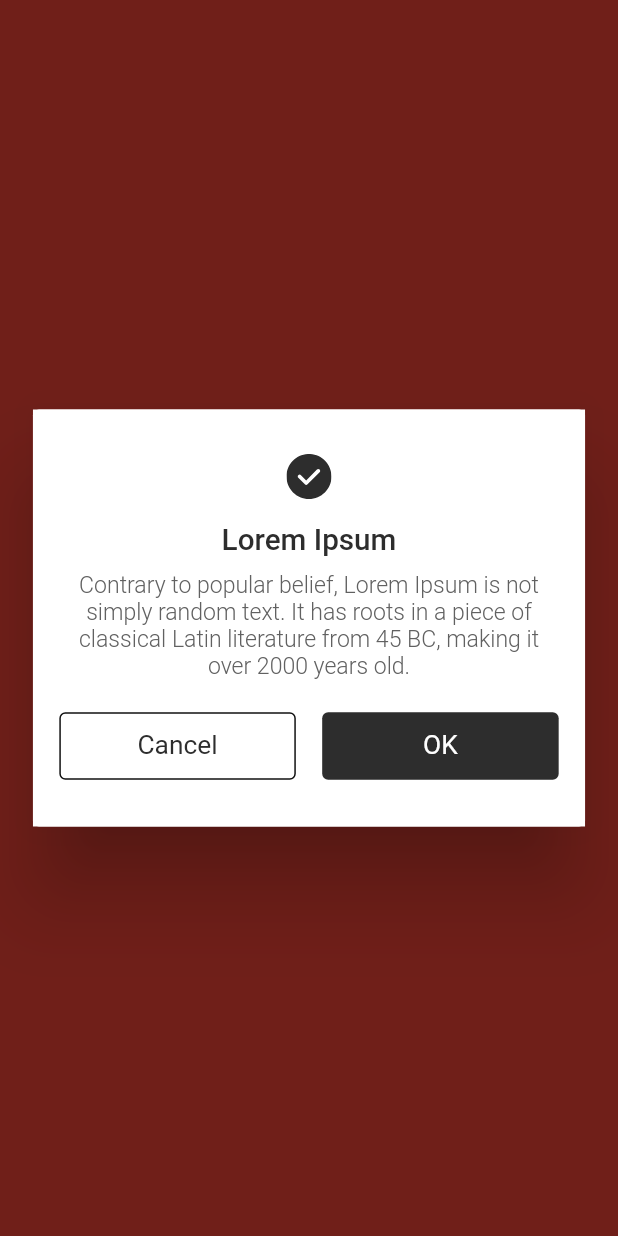
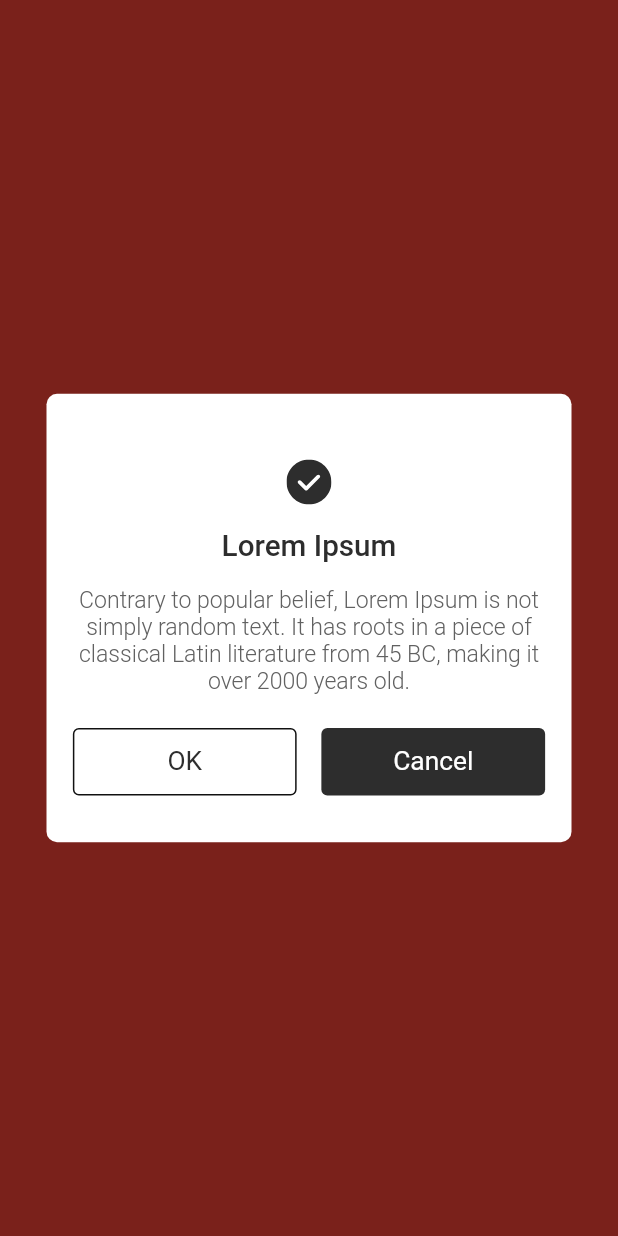
Before and after one commit to hapo-khangld/Flutter_base_v2, a Flutter app: the screen it shows after launch, after a tap on "show alert success", on a phone screen of 412 x 824 dp. Run offline on Flutter 3.47's test engine with Material 2 defaults, Android fonts, the phone set to English and light mode, and no system bars; our stand-ins replace cached_network_image, connectivity_plus, easy_localization, equatable, flutter_bloc, flutter_native_splash and 5 more.

Commit message:
feature : add widget custom alert dialog

```diff
--- a/lib/resources/strings.dart
+++ b/lib/resources/strings.dart
@@ -15,4 +15,8 @@ class StringDef {
   String get noContentFound => 'noContentFound'.tr();
   String get noDataToShowText => 'noDataToShowText'.tr();
   String get commonErrorText => 'commonErrorText'.tr();
+  String get cancelText => 'Cancel'.tr();
+  String get okText => 'OK'.tr();
+  String get titleAlertText => 'Lorem Ipsum'.tr();
+  String get contentAlertText => 'Contrary to popular belief, Lorem Ipsum is not simply random text. It has roots in a piece of classical Latin literature from 45 BC, making it over 2000 years old.'.tr();
 }
--- a/lib/screens/main_screen.dart
+++ b/lib/screens/main_screen.dart
@@ -2,6 +2,7 @@ import 'package:dayaway/core/utils/extensions.dart';
 import 'package:dayaway/resources/R.dart';
 import 'package:dayaway/resources/numbers.dart';
 import 'package:dayaway/resources/styles.dart';
+import 'package:dayaway/widgets/custom_alert_dialog/custom_alert_dialog.dart';
 import 'package:dayaway/widgets/widgets.dart';
 import 'package:flutter/material.dart';
 
@@ -19,21 +20,14 @@ class MainScreen extends StatelessWidget {
           children: [
             TextButton(
               onPressed: () {
-                showDialog(
-                  context: context,
-                  builder: (BuildContext context) {
-                    return AlertDialog(
-                      insetPadding:
-                          EdgeInsets.symmetric(horizontal: dimen_20.w),
-                      contentPadding: const EdgeInsets.all(dimen_0),
-                      content: PopUpAlert(
-                        title: 'Lorem Ipsum',
-                        content:
-                            'Contrary to popular belief, Lorem Ipsum is not simply random text. It has roots in a piece of classical Latin literature from 45 BC, making it over 2000 years old.',
-                        icon: R.images.icSuccess,
-                      ),
-                    );
-                  },
+                showCustomSuccessAlertDialog(
+                  context,
+                  firstButtonText: R.strings.cancelText,
+                  secondButtonText: R.strings.okText,
+                  title: R.strings.titleAlertText,
+                  content: R.strings.contentAlertText,
+                  firstButtonFunction: () {},
+                  secondButtonFunction: () {},
                 );
               },
               child: Text(
@@ -46,25 +40,38 @@ class MainScreen extends StatelessWidget {
             ),
             TextButton(
               onPressed: () {
-                showDialog(
-                  context: context,
-                  builder: (BuildContext context) {
-                    return AlertDialog(
-                      insetPadding:
-                      EdgeInsets.symmetric(horizontal: dimen_20.w),
-                      contentPadding: const EdgeInsets.all(dimen_0),
-                      content: PopUpAlert(
-                        title: 'Lorem Ipsum',
-                        content:
-                        'Contrary to popular belief, Lorem Ipsum is not simply random text. It has roots in a piece of classical Latin literature from 45 BC, making it over 2000 years old.',
-                        icon: R.images.icFailed,
-                      ),
-                    );
-                  },
+                showCustomFailAlertDialog(
+                  context,
+                  firstButtonText: R.strings.cancelText,
+                  secondButtonText: R.strings.okText,
+                  title: R.strings.titleAlertText,
+                  content: R.strings.contentAlertText,
+                  firstButtonFunction: () {},
+                  secondButtonFunction: () {},
                 );
               },
               child: Text(
                 'show alert fail',
+                style: TextStyleDef.textButtonTextStyle.sp,
+              ),
+            ),
+            SizedBox(
+              height: dimen_10.h,
+            ),
+            TextButton(
+              onPressed: () {
+                showCustomConfirmAlertDialog(
+                  context,
+                  firstButtonText: R.strings.cancelText,
+                  secondButtonText: R.strings.okText,
+                  title: R.strings.titleAlertText,
+                  content: R.strings.contentAlertText,
+                  firstButtonFunction: () {},
+                  secondButtonFunction: () {},
+                );
+              },
+              child: Text(
+                'show alert confirm',
                 style: TextStyleDef.textButtonTextStyle.sp,
               ),
             ),
--- /dev/null
+++ b/lib/widgets/custom_alert_dialog/custom_alert_dialog.dart
@@ -0,0 +1,357 @@
+import 'package:dayaway/core/utils/extensions.dart';
+import 'package:dayaway/resources/R.dart';
+import 'package:dayaway/resources/numbers.dart';
+import 'package:dayaway/resources/styles.dart';
+import 'package:dayaway/widgets/widgets.dart';
+import 'package:flutter/material.dart';
+
+enum TypeAlert {
+  success,
+  fail,
+  confirm,
+}
+
+class _CustomAlertDialog extends StatelessWidget {
+  const _CustomAlertDialog({
+    Key? key,
+    required this.title,
+    required this.content,
+    required this.firstButtonText,
+    required this.firstButtonFunction,
+    this.typeAlert = TypeAlert.confirm,
+    this.secondButtonText = "",
+    this.secondButtonFunction,
+    this.titleAlign = TextAlign.center,
+    this.contentAlign = TextAlign.center,
+    this.allowPopScope = true,
+  }) : super(key: key);
+
+  final String title;
+  final String content;
+  final String firstButtonText;
+  final Function firstButtonFunction;
+  final String secondButtonText;
+  final Function? secondButtonFunction;
+
+  final double _radius = 7;
+  final double _spacing = 8.0;
+  final double _buttonHeight = 50.0;
+  final TextAlign titleAlign;
+  final TextAlign contentAlign;
+  final bool allowPopScope;
+  final TypeAlert typeAlert;
+
+  Widget _renderIconAlert() {
+    switch (typeAlert) {
+      case TypeAlert.success:
+        return ImgView.load(
+          R.images.icSuccess,
+          fit: BoxFit.contain,
+        );
+      case TypeAlert.fail:
+        return ImgView.load(
+          R.images.icFailed,
+          fit: BoxFit.contain,
+        );
+      default:
+        return const SizedBox.shrink();
+    }
+  }
+
+  Widget _renderTitle() {
+    return Container(
+      margin: EdgeInsets.only(
+        left: _spacing,
+        right: _spacing,
+        top: _spacing,
+        bottom: _spacing,
+      ),
+      child: Column(
+        children: [
+          typeAlert != TypeAlert.confirm
+              ? SizedBox(
+                  height: dimen_29.h,
+                )
+              : const SizedBox.shrink(),
+          _renderIconAlert(),
+          SizedBox(
+            height: dimen_13.h,
+          ),
+          Text(
+            title,
+            style: TextStyleDef.textTitleTextStyle.sp,
+          ),
+        ],
+      ),
+    );
+  }
+
+  Widget _renderContent() {
+    return Container(
+      margin: EdgeInsets.only(
+        left: dimen_16.w,
+        right: dimen_16.w,
+        top: _spacing,
+        bottom: _spacing,
+      ),
+      child: Text(
+        content,
+        textScaleFactor: 1.0,
+        overflow: TextOverflow.ellipsis,
+        textAlign: contentAlign,
+        softWrap: true,
+        maxLines: 100,
+        style: TextStyleDef.textBodyTextStyle.sp,
+      ),
+    );
+  }
+
+  Widget _renderButton(bool _existSecondButton) {
+    return Padding(
+      padding: EdgeInsets.only(
+        left: dimen_16.w,
+        right: dimen_16.w,
+        top: dimen_10.h,
+        bottom: dimen_24.h,
+      ),
+      child: Row(
+        children: <Widget>[
+          // Second button
+          (_existSecondButton
+              ? Expanded(
+                  child: OutlinedButton(
+                    onPressed: () => secondButtonFunction!.call(),
+                    child: Text(
+                      secondButtonText,
+                      style: TextStyleDef.textButtonTextStyle.sp
+                          .copyWith(color: ColorsDef.kPrimary),
+                    ),
+                  ),
+                )
+              : Container()),
+          // Vertical Divider
+          (_existSecondButton
+              ? SizedBox(
+                  width: dimen_15.w,
+                )
+              : Container()),
+          // First button
+          Expanded(
+            child: TextButton(
+              onPressed: () {
+                firstButtonFunction!.call();
+              },
+              child: Text(
+                firstButtonText,
+                style: TextStyleDef.textButtonTextStyle.sp,
+              ),
+            ),
+          ),
+        ],
+      ),
+    );
+  }
+
+  @override
+  Widget build(BuildContext context) {
+    bool _existSecondButton = false;
+    if (secondButtonText.isNotEmpty && secondButtonFunction != null) {
+      _existSecondButton = true;
+    }
+
+    Widget element = Container(
+      constraints: const BoxConstraints(maxWidth: 350),
+      decoration: BoxDecoration(
+        borderRadius: BorderRadius.all(Radius.circular(_radius)),
+        color: Colors.white,
+      ),
+      child: Column(
+        mainAxisSize: MainAxisSize.min,
+        mainAxisAlignment: MainAxisAlignment.center,
+        crossAxisAlignment: CrossAxisAlignment.center,
+        children: <Widget>[
+          // Title
+          _renderTitle(),
+          // Content
+          _renderContent(),
+          // Button
+          _renderButton(_existSecondButton),
+        ],
+      ),
+    );
+    return WillPopScope(
+      onWillPop: () {
+        return Future.value(allowPopScope);
+      },
+      child: element,
+    );
+  }
+}
+
+Future<T?> showCustomSuccessAlertDialog<T>(
+  BuildContext context, {
+  Key? key,
+  required title,
+  required content,
+  required firstButtonText,
+  required firstButtonFunction,
+  secondButtonText = "",
+  secondButtonFunction,
+  TextAlign titleAlign = TextAlign.center,
+  TextAlign contentAlign = TextAlign.center,
+  bool barrierDismissible = true,
+  bool allowPopScope = true,
+}) async {
+  return await showGeneralDialog(
+    context: context,
+    barrierLabel: "Label",
+    barrierDismissible: barrierDismissible,
+    transitionDuration: const Duration(milliseconds: 300),
+    transitionBuilder: (context, anim1, anim2, child) {
+      return ScaleTransition(
+        scale: Tween<double>(
+          begin: 0.0,
+          end: 1.0,
+        ).animate(
+          CurvedAnimation(
+            parent: anim1,
+            curve: Curves.fastOutSlowIn,
+          ),
+        ),
+        child: child,
+      );
+    },
+    pageBuilder: (context, anim1, anim2) {
+      return Material(
+        type: MaterialType.transparency,
+        child: Align(
+          alignment: Alignment.center,
+          child: _CustomAlertDialog(
+            title: title,
+            content: content,
+            firstButtonText: firstButtonText,
+            firstButtonFunction: firstButtonFunction,
+            secondButtonText: secondButtonText,
+            secondButtonFunction: secondButtonFunction,
+            titleAlign: titleAlign,
+            contentAlign: contentAlign,
+            allowPopScope: allowPopScope,
+            typeAlert: TypeAlert.success,
+          ),
+        ),
+      );
+    },
+  );
+}
+
+Future<T?> showCustomFailAlertDialog<T>(
+  BuildContext context, {
+  Key? key,
+  required title,
+  required content,
+  required firstButtonText,
+  required firstButtonFunction,
+  secondButtonText = "",
+  secondButtonFunction,
+  TextAlign titleAlign = TextAlign.center,
+  TextAlign contentAlign = TextAlign.center,
+  bool barrierDismissible = true,
+  bool allowPopScope = true,
+}) async {
+  return await showGeneralDialog(
+    context: context,
+    barrierLabel: "Label",
+    barrierDismissible: barrierDismissible,
+    transitionDuration: const Duration(milliseconds: 300),
+    transitionBuilder: (context, anim1, anim2, child) {
+      return ScaleTransition(
+        scale: Tween<double>(
+          begin: 0.0,
+          end: 1.0,
+        ).animate(
+          CurvedAnimation(
+            parent: anim1,
+            curve: Curves.fastOutSlowIn,
+          ),
+        ),
+        child: child,
+      );
+    },
+    pageBuilder: (context, anim1, anim2) {
+      return Material(
+        type: MaterialType.transparency,
+        child: Align(
+          alignment: Alignment.center,
+          child: _CustomAlertDialog(
+            title: title,
+            content: content,
+            firstButtonText: firstButtonText,
+            firstButtonFunction: firstButtonFunction,
+            secondButtonText: secondButtonText,
+            secondButtonFunction: secondButtonFunction,
+            titleAlign: titleAlign,
+            contentAlign: contentAlign,
+            allowPopScope: allowPopScope,
+            typeAlert: TypeAlert.fail,
+          ),
+        ),
+      );
+    },
+  );
+}
+
+Future<T?> showCustomConfirmAlertDialog<T>(
+  BuildContext context, {
+  Key? key,
+  required title,
+  required content,
+  required firstButtonText,
+  required firstButtonFunction,
+  secondButtonText = "",
+  secondButtonFunction,
+  TextAlign titleAlign = TextAlign.center,
+  TextAlign contentAlign = TextAlign.center,
+  bool barrierDismissible = true,
+  bool allowPopScope = true,
+}) async {
+  return await showGeneralDialog(
+    context: context,
+    barrierLabel: "Label",
+    barrierDismissible: barrierDismissible,
+    transitionDuration: const Duration(milliseconds: 300),
+    transitionBuilder: (context, anim1, anim2, child) {
+      return ScaleTransition(
+        scale: Tween<double>(
+          begin: 0.0,
+          end: 1.0,
+        ).animate(
+          CurvedAnimation(
+            parent: anim1,
+            curve: Curves.fastOutSlowIn,
+          ),
+        ),
+        child: child,
+      );
+    },
+    pageBuilder: (context, anim1, anim2) {
+      return Material(
+        type: MaterialType.transparency,
+        child: Align(
+          alignment: Alignment.center,
+          child: _CustomAlertDialog(
+            title: title,
+            content: content,
+            firstButtonText: firstButtonText,
+            firstButtonFunction: firstButtonFunction,
+            secondButtonText: secondButtonText,
+            secondButtonFunction: secondButtonFunction,
+            titleAlign: titleAlign,
+            contentAlign: contentAlign,
+            allowPopScope: allowPopScope,
+            typeAlert: TypeAlert.confirm,
+          ),
+        ),
+      );
+    },
+  );
+}
```
